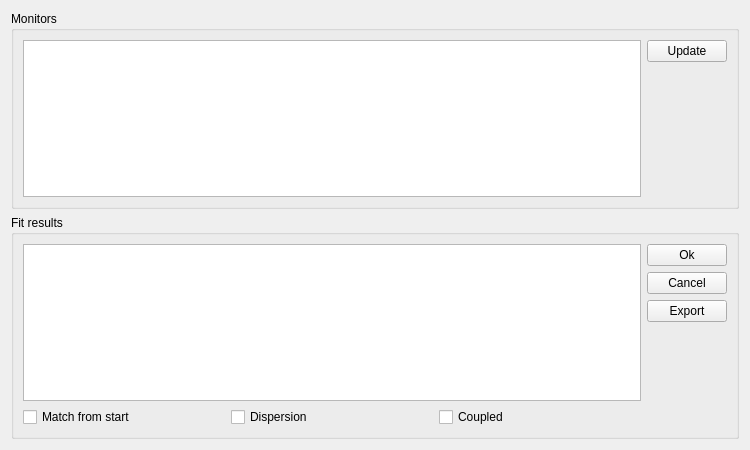
Qt form madgui/online/emittance.ui (hibtc/madgui) before a commit.
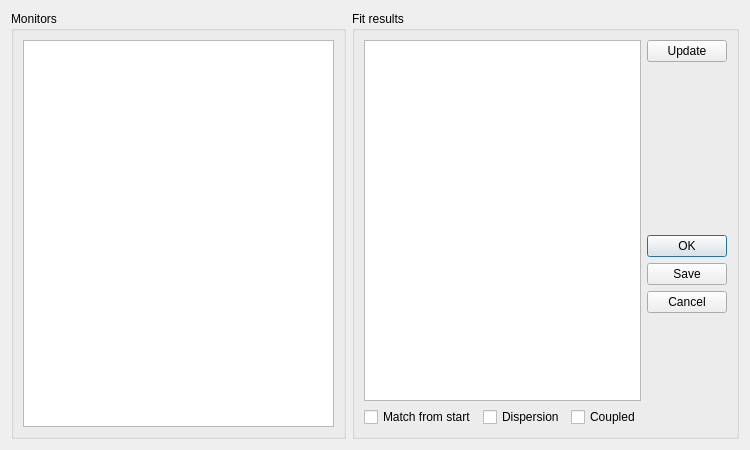
The same form after that commit. Custom widgets are drawn as their Qt base class.

Commit message: Use horizontal layout and  QDialogButtonBox in EmittanceWidget

```diff
--- a/madgui/online/emittance.ui
+++ b/madgui/online/emittance.ui
@@ -13,7 +13,7 @@
   <property name="windowTitle">
    <string>Emittance measurement</string>
   </property>
-  <layout class="QVBoxLayout">
+  <layout class="QHBoxLayout">
    <item>
     <widget class="QGroupBox">
      <property name="title">
@@ -23,30 +23,6 @@
       <item>
        <widget class="TableView" name="mtab"/>
       </item>
-      <item>
-       <layout class="QVBoxLayout">
-        <item>
-         <widget class="QPushButton" name="button_update_monitor">
-          <property name="text">
-           <string>Update</string>
-          </property>
-         </widget>
-        </item>
-        <item>
-         <spacer>
-          <property name="orientation">
-           <enum>Qt::Vertical</enum>
-          </property>
-          <property name="sizeHint" stdset="0">
-           <size>
-            <width>20</width>
-            <height>40</height>
-           </size>
-          </property>
-         </spacer>
-        </item>
-       </layout>
-      </item>
      </layout>
     </widget>
    </item>
@@ -62,23 +38,9 @@
       <item row="0" column="1">
        <layout class="QVBoxLayout">
         <item>
-         <widget class="QPushButton" name="button_ok">
+         <widget class="QPushButton" name="button_update_monitor">
           <property name="text">
-           <string>Ok</string>
-          </property>
-         </widget>
-        </item>
-        <item>
-         <widget class="QPushButton" name="button_cancel">
-          <property name="text">
-           <string>Cancel</string>
-          </property>
-         </widget>
-        </item>
-        <item>
-         <widget class="QPushButton" name="button_export">
-          <property name="text">
-           <string>Export</string>
+           <string>Update</string>
           </property>
          </widget>
         </item>
@@ -95,6 +57,16 @@
           </property>
          </spacer>
         </item>
+        <item>
+         <widget class="QDialogButtonBox" name="std_buttons">
+          <property name="orientation">
+           <enum>Qt::Vertical</enum>
+          </property>
+          <property name="standardButtons">
+           <set>QDialogButtonBox::Cancel|QDialogButtonBox::Ok|QDialogButtonBox::Save</set>
+          </property>
+         </widget>
+        </item>
        </layout>
       </item>
       <item row="1" column="0">
```
The commit also changes 1 other file.
